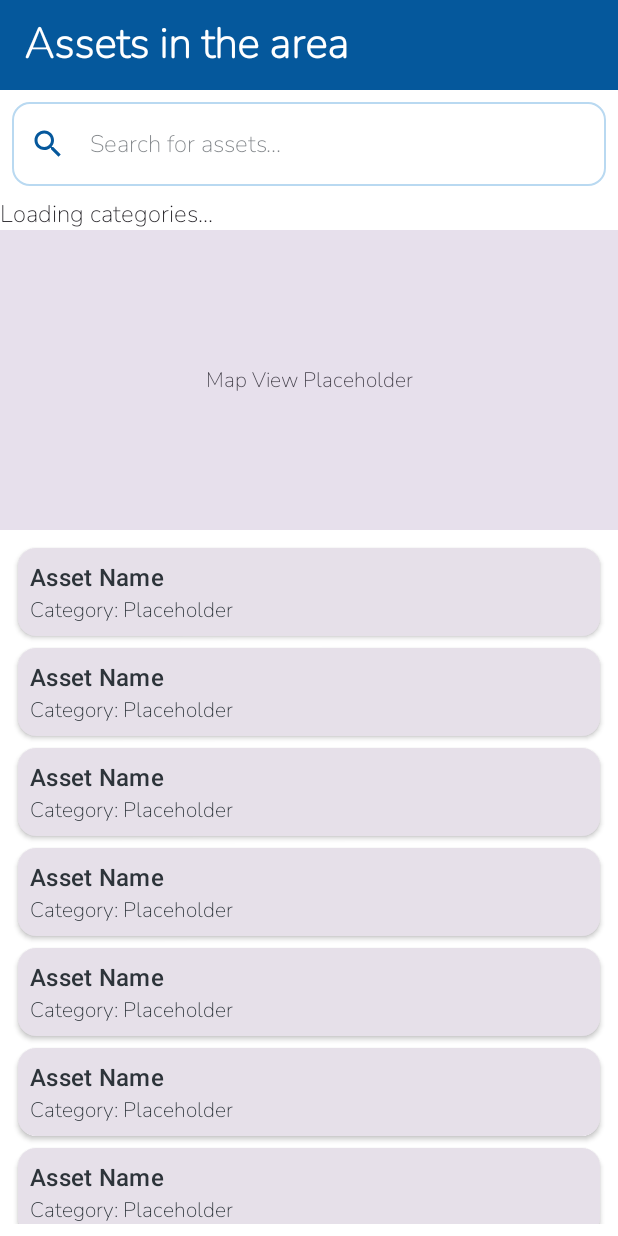
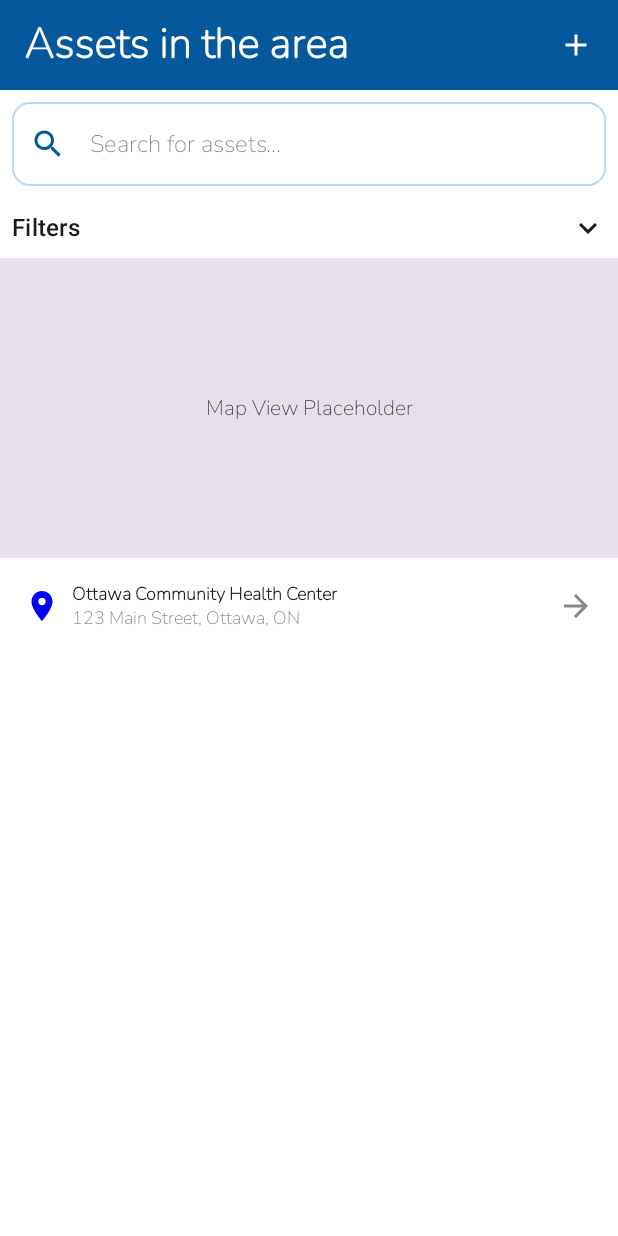
Before and after one commit to IrinaSalikhova/MobileCATSforMAPS, an Android app built with Jetpack Compose: the screen it shows after launch (MainActivity), on a phone screen of 412 x 824 dp. Run offline under Robolectric (Android 15) with nearby library versions, the phone set to English and light mode, and no system bars; our stand-ins replace Room's generated code.

Commit message:
search and filtering done, only map left on search screen

```diff
--- a/app/src/main/java/com/example/mobilecatsformaps/SearchScreen.kt
+++ b/app/src/main/java/com/example/mobilecatsformaps/SearchScreen.kt
@@ -18,14 +18,17 @@ import androidx.compose.foundation.layout.fillMaxSize
 import androidx.compose.foundation.layout.fillMaxWidth
 import androidx.compose.foundation.layout.height
 import androidx.compose.foundation.layout.padding
+import androidx.compose.foundation.layout.width
 import androidx.compose.foundation.lazy.LazyColumn
 import androidx.compose.foundation.lazy.items
 import androidx.compose.material.icons.Icons
 import androidx.compose.material.icons.filled.Add
 import androidx.compose.material.icons.filled.ArrowDropDown
+import androidx.compose.material.icons.filled.ArrowForward
 import androidx.compose.material.icons.filled.KeyboardArrowDown
 import androidx.compose.material.icons.filled.KeyboardArrowLeft
 import androidx.compose.material.icons.filled.KeyboardArrowUp
+import androidx.compose.material.icons.filled.LocationOn
 import androidx.compose.material.icons.filled.Search
 import androidx.compose.material3.Button
 import androidx.compose.material3.Card
@@ -33,6 +36,7 @@ import androidx.compose.material3.CardDefaults
 import androidx.compose.material3.Checkbox
 import androidx.compose.material3.ExperimentalMaterial3Api
 import androidx.compose.material3.Icon
+import androidx.compose.material3.IconButton
 import androidx.compose.material3.MaterialTheme
 import androidx.compose.material3.OutlinedTextField
 import androidx.compose.material3.OutlinedTextFieldDefaults
@@ -50,7 +54,11 @@ import androidx.compose.runtime.setValue
 import androidx.compose.runtime.snapshotFlow
 import androidx.compose.ui.Alignment
 import androidx.compose.ui.Modifier
+import androidx.compose.ui.graphics.Color
 import androidx.compose.ui.platform.LocalContext
+import androidx.compose.ui.res.painterResource
+import androidx.compose.ui.text.font.FontWeight
+import androidx.compose.ui.text.style.TextOverflow
 import androidx.compose.ui.unit.dp
 import androidx.core.app.ActivityCompat
 import androidx.navigation.NavHostController
@@ -58,12 +66,14 @@ import com.example.mobilecatsformaps.database.Asset
 import com.example.mobilecatsformaps.database.AssetDatabase
 import com.example.mobilecatsformaps.database.Category
 import com.example.mobilecatsformaps.database.CategorySeeder
-import com.example.mobilecatsformaps.database.buildDynamicCategoryQuery
+import com.example.mobilecatsformaps.database.buildDynamicQuery
+
 import com.google.android.gms.location.LocationServices
 import com.google.android.gms.maps.model.LatLng
 import kotlinx.coroutines.CoroutineScope
 import kotlinx.coroutines.Dispatchers
 import kotlinx.coroutines.flow.collectLatest
+import kotlinx.coroutines.flow.debounce
 import kotlinx.coroutines.flow.distinctUntilChanged
 import kotlinx.coroutines.flow.firstOrNull
 import kotlinx.coroutines.launch
@@ -81,10 +91,7 @@ fun SearchScreen(navController: NavHostController, userId: String?) {
     Log.d("DatabaseCheck2", "Assets in the database: $assetList")
 
     var selectedCategories = remember { mutableStateOf<List<String>>(emptyList()) }
-    val throttledSelectedCategories = remember {
-        snapshotFlow { selectedCategories.value }
-            .distinctUntilChanged()
-    }
+    var searchedWords = remember { mutableStateOf<List<String>>(emptyList()) }
 
     LaunchedEffect(Unit) {
         val loadedcategories = withContext(Dispatchers.IO) {
@@ -93,17 +100,9 @@ fun SearchScreen(navController: NavHostController, userId: String?) {
         categories = loadedcategories
         Log.d("DatabaseCheck", "Categories in the database: $loadedcategories")
     }
-    LaunchedEffect(Unit) {
-        val loadedAssets = withContext(Dispatchers.IO) {
-            database.assetDao().getAllAssets()
-        }
-        assetList = loadedAssets
-        Log.d("DatabaseCheck", "Assets in the database: $loadedAssets")
-    }
 
-    LaunchedEffect(selectedCategories.value) {
-        throttledSelectedCategories.collectLatest { categories ->
-            val query = buildDynamicCategoryQuery(categories)
+    LaunchedEffect(selectedCategories.value to searchedWords.value) {
+            val query = buildDynamicQuery(selectedCategories.value, searchedWords.value)
             try {
                 val filteredAssets = withContext(Dispatchers.IO) {
                     assetDao.getAssetsByDynamicQuery(query).firstOrNull() ?: emptyList()
@@ -114,7 +113,6 @@ fun SearchScreen(navController: NavHostController, userId: String?) {
             catch (e: Exception) {
                 Log.e("Error", "Error fetching assets by category", e)
             }
-        }
     }
 
     val fusedLocationClient = LocationServices.getFusedLocationProviderClient(context)
@@ -155,7 +153,17 @@ fun SearchScreen(navController: NavHostController, userId: String?) {
                 colors = TopAppBarDefaults.mediumTopAppBarColors(
                     containerColor = MaterialTheme.colorScheme.primary
                 ),
-                modifier = Modifier.height(60.dp)
+                modifier = Modifier.height(60.dp),
+                actions = {
+                    // Add Asset Button
+                    IconButton(onClick = { navController.navigate("addAssetScreen") }) {
+                        Icon(
+                            imageVector = Icons.Default.Add, // Use a suitable icon like "Add"
+                            contentDescription = "Add New Asset",
+                            tint = MaterialTheme.colorScheme.onPrimary
+                        )
+                    }
+                }
             )
         }
     ) { innerPadding ->
@@ -166,7 +174,11 @@ fun SearchScreen(navController: NavHostController, userId: String?) {
         ) {
             // Search Bar
             SearchBar(
-                onSearch = { /* Handle search query */ },
+                onSearch = { query ->
+                    val queryWords = query.split(" ").filter { it.isNotBlank() }
+                    Log.d("Search Query Words", "Words: $queryWords")
+                    searchedWords.value = queryWords
+                           },
                 modifier = Modifier.fillMaxWidth().padding(8.dp)
             )
 
@@ -200,8 +212,8 @@ fun SearchScreen(navController: NavHostController, userId: String?) {
                     .fillMaxSize()
                     .padding(8.dp)
             ) {
-                items(10) { // Placeholder for 10 items
-                    AssetItemPlaceholder()
+                items(assetList.filter { it.approvalStatus }) { asset ->
+                    AssetItemPlaceholder(asset = asset) { selectedAsset -> navController.navigate("assetDetailsScreen/${selectedAsset.id}?userId=$userId")}
                 }
             }
         }
@@ -215,6 +227,16 @@ fun SearchBar(
     modifier: Modifier = Modifier
 ) {
     var query by remember { mutableStateOf("") }
+
+    // Track delayed query updates
+    LaunchedEffect(query) {
+        snapshotFlow { query }
+            .debounce(2000) // Wait for 2 seconds
+            .collectLatest { debouncedQuery ->
+                onSearch(debouncedQuery) // Pass the updated value after delay
+            }
+    }
+
     OutlinedTextField(
         value = query,
         onValueChange = { query = it },
@@ -321,7 +343,7 @@ fun FilterDropdown(
                                     onCheckedChange = { isChecked ->
                                         if (isChecked) selectedFilters.add(child.name)
                                         else selectedFilters.remove(child.name)
-                                        onFilterChanged(selectedFilters)
+                                        onFilterChanged(selectedFilters.toList())
                                     }
                                 )
                                 Text(
@@ -340,16 +362,57 @@ fun FilterDropdown(
 
 // Asset Item Placeholder
 @Composable
-fun AssetItemPlaceholder() {
-    Card(
-        modifier = Modifier
-            .fillMaxWidth()
-            .padding(4.dp),
-        elevation = CardDefaults.cardElevation(2.dp)
-    ) {
-        Column(modifier = Modifier.padding(8.dp)) {
-            Text(text = "Asset Name", style = MaterialTheme.typography.titleMedium)
-            Text(text = "Category: Placeholder", style = MaterialTheme.typography.bodyMedium)
+fun AssetItemPlaceholder(
+    asset: Asset,
+    onAssetClick: (Asset) -> Unit
+) {
+    if (asset.approvalStatus) {
+        Row(
+            modifier = Modifier
+                .fillMaxWidth()
+                .padding(8.dp)
+                .clickable { onAssetClick(asset) },
+            verticalAlignment = Alignment.CenterVertically
+        ) {
+            // Icon
+            Icon(
+                imageVector = Icons.Default.LocationOn,
+                contentDescription = "Open Asset Details",
+                tint = Color.Blue
+            )
+
+            Spacer(modifier = Modifier.width(8.dp))
+
+            // Asset Name and Address
+            Column(
+                modifier = Modifier.weight(1f)
+            ) {
+                Text(
+                    text = asset.name,
+                    style = MaterialTheme.typography.bodySmall,
+                    fontWeight = FontWeight.Bold,
+                    maxLines = 1,
+                    overflow = TextOverflow.Ellipsis
+                )
+                if (!asset.address.isNullOrEmpty()) {
+                    Text(
+                        text = asset.address,
+                        style = MaterialTheme.typography.bodySmall,
+                        color = Color.Gray,
+                        maxLines = 1,
+                        overflow = TextOverflow.Ellipsis
+                    )
+                }
+            }
+
+            Spacer(modifier = Modifier.width(8.dp))
+
+            // Right Arrow Icon
+            Icon(
+                imageVector = Icons.Default.ArrowForward,
+                contentDescription = "Open Asset Details",
+                tint = Color.Gray
+            )
         }
     }
 }
```
Also changed, not shown: app/src/main/java/com/example/mobilecatsformaps/database/AssetDao.kt (+37 -8 lines).
